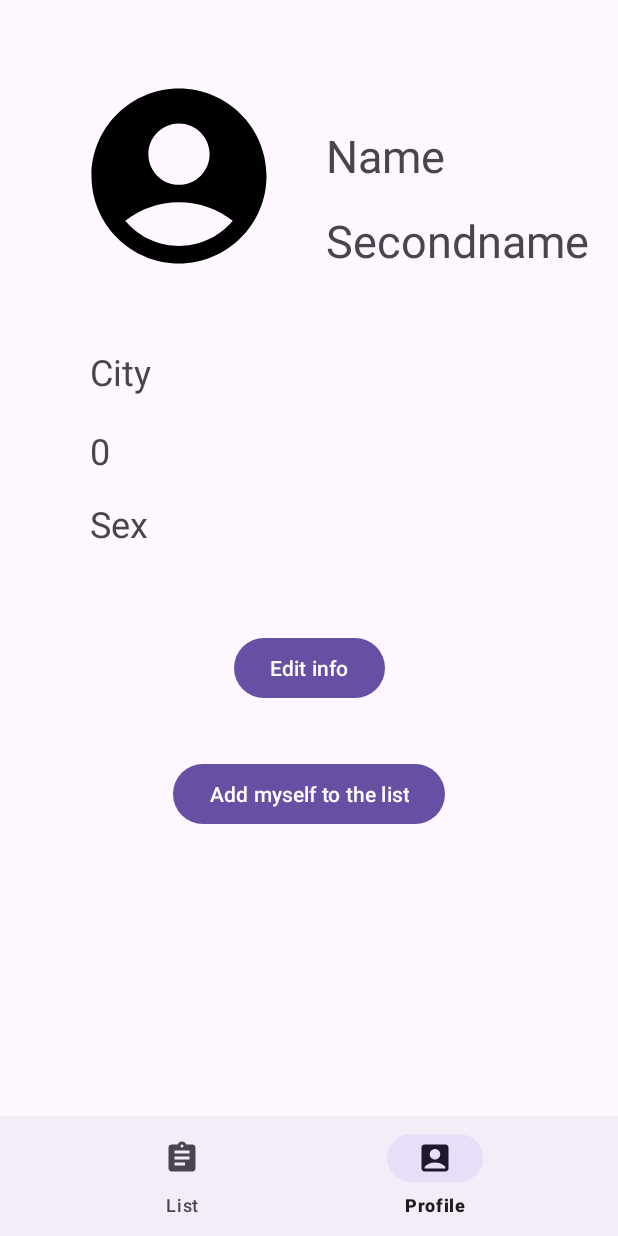
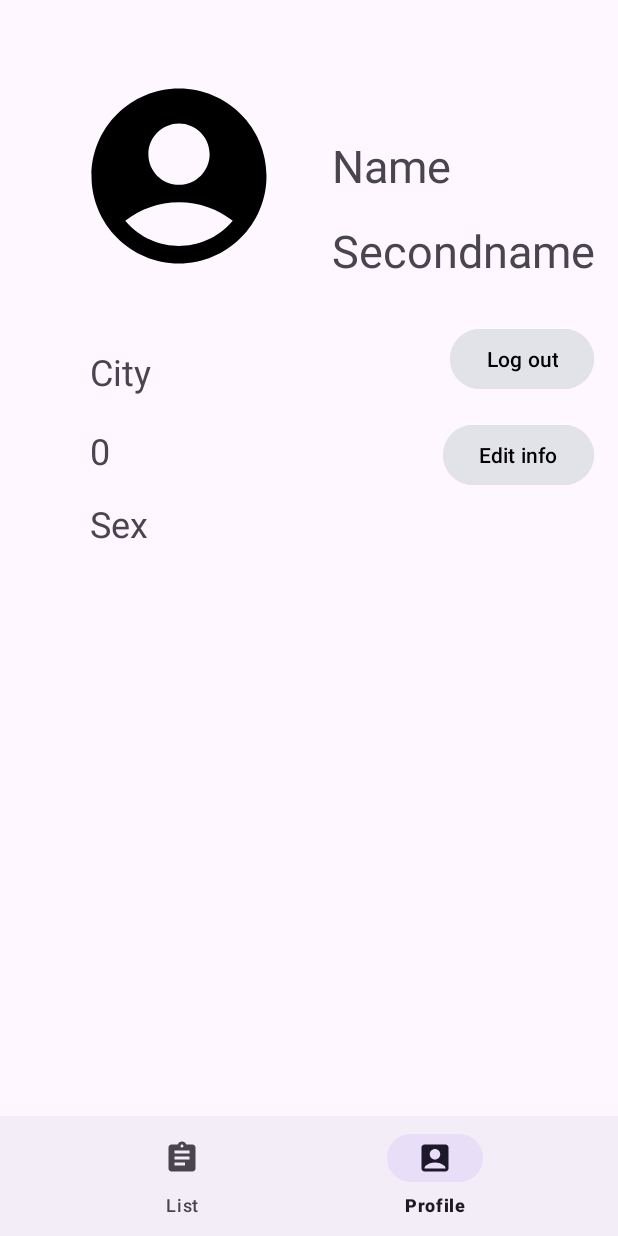
Before and after one commit to 4udiwe/Population-census, an Android app: the screen it shows after launch once a user with an empty profile is signed in (MainActivity), item 2 of the bottom bar chosen, on a phone screen of 412 x 824 dp. Run offline under Robolectric (Android 15) with nearby library versions, the phone set to English and light mode, and no system bars; our stand-ins replace Firebase (no records; nobody signed in at launch, a user with empty details on screens opened directly).

Commit message:
Весь функционал и внешний вид

```diff
--- a/app/src/main/java/com/example/populationcensus/MainActivity.java
+++ b/app/src/main/java/com/example/populationcensus/MainActivity.java
@@ -21,14 +21,12 @@ public class MainActivity extends AppCompatActivity {
 
         bottomNavigationView.setOnNavigationItemSelectedListener(item -> {
             if (item.getItemId() == R.id.list) {
-                // Обработка выбора раздела "Домой"
                 ListFragment fragment = new ListFragment();
                 FragmentTransaction fragmentTransaction = getSupportFragmentManager().beginTransaction();
                 fragmentTransaction.replace(R.id.fragment_container, fragment);
                 fragmentTransaction.commit();
                 return true;
             } else if (item.getItemId() == R.id.profile) {
-                // Обработка выбора раздела "Настройки"
                 ProfileFragment fragment = new ProfileFragment();
                 FragmentTransaction ft = getSupportFragmentManager().beginTransaction();
                 ft.replace(R.id.fragment_container, fragment);
@@ -37,13 +35,9 @@ public class MainActivity extends AppCompatActivity {
             }
             return false;
         });
-        ListFragment fragment = new ListFragment();
+        ProfileFragment fragment = new ProfileFragment();
         FragmentTransaction fragmentTransaction = getSupportFragmentManager().beginTransaction();
         fragmentTransaction.replace(R.id.fragment_container, fragment);
         fragmentTransaction.commit();
     }
-
-    private void ReplaceFragment(Fragment fragment){
-        getSupportFragmentManager().beginTransaction().add(R.id.fragment_container, fragment, null).commit();
-    }
 }
--- a/app/src/main/java/com/example/populationcensus/ProfileFragment.java
+++ b/app/src/main/java/com/example/populationcensus/ProfileFragment.java
@@ -1,8 +1,11 @@
 package com.example.populationcensus;
 
 import android.annotation.SuppressLint;
+import android.app.AlertDialog;
 import android.app.Dialog;
 import android.content.Context;
+import android.content.DialogInterface;
+import android.content.Intent;
 import android.content.SharedPreferences;
 import android.os.Bundle;
 
@@ -16,6 +19,7 @@ import android.widget.EditText;
 import android.widget.TextView;
 import android.widget.Toast;
 
+import com.google.firebase.auth.FirebaseAuth;
 import com.google.firebase.database.DatabaseReference;
 import com.google.firebase.database.FirebaseDatabase;
 
@@ -24,8 +28,9 @@ import java.util.Objects;
 
 public class ProfileFragment extends Fragment {
     private TextView name, secondname, age, city, sex, bApply, bCancel;
-    private Button bEdit, bAdd;
+    private Button bEdit, bLogout;
     private SharedPreferences pref;
+    private FirebaseAuth firebaseAuth;
     private Dialog dialog;
 
 
@@ -35,7 +40,10 @@ public class ProfileFragment extends Fragment {
                              Bundle savedInstanceState) {
         View view = inflater.inflate(R.layout.fragment_profile, container, false);
 
+        firebaseAuth = FirebaseAuth.getInstance();
         pref = getActivity().getSharedPreferences("User", Context.MODE_PRIVATE);
+
+        writeUserToDB();
 
         name = view.findViewById(R.id.tvName);
         secondname = view.findViewById(R.id.tvSecondname);
@@ -43,14 +51,11 @@ public class ProfileFragment extends Fragment {
         city = view.findViewById(R.id.tvCity);
         sex = view.findViewById(R.id.tvSex);
         bEdit = view.findViewById(R.id.bEdit);
-        bAdd = view.findViewById(R.id.bAdd);
-
+        bLogout = view.findViewById(R.id.bLogout);
 
         update();
 
         bEdit.setOnClickListener(new View.OnClickListener() {
-
-
             @Override
             public void onClick(View v) {
                 dialog = new Dialog(getContext());
@@ -91,33 +96,58 @@ public class ProfileFragment extends Fragment {
                         dialog.dismiss();
                         Toast.makeText(getContext(), "User data updated", Toast.LENGTH_SHORT).show();
                         update();
+                        writeUserToDB();
 
                     }
                 });
             }
         });
 
-        bAdd.setOnClickListener(new View.OnClickListener() {
+        bLogout.setOnClickListener(new View.OnClickListener() {
             @Override
             public void onClick(View v) {
-                DatabaseReference databaseReference;
-                String USER_KEY = "user";
-                String DB_URL = "https://population-census-94717-default-rtdb.europe-west1.firebasedatabase.app/";
-                databaseReference = FirebaseDatabase.getInstance(DB_URL).getReference(USER_KEY);
-                User user = new User(databaseReference.getKey(),
-                        pref.getString("email", ""),
-                        pref.getString("firstname", "Name"),
-                        pref.getString("secondname", "Secondname"),
-                        pref.getInt("age", 0),
-                        pref.getString("city", "City"),
-                        pref.getString("sex", "Sex"));
-                databaseReference.push().setValue(user);
+                AlertDialog.Builder builder = new AlertDialog.Builder(requireContext());
+                builder.setTitle("Account log out");
+                builder.setMessage("Do you want to log out?");
+                builder.setPositiveButton("Yes", new DialogInterface.OnClickListener() {
+                    @Override
+                    public void onClick(DialogInterface dialog, int which) {
+                        firebaseAuth.signOut();
+                        Intent intent = new Intent(getActivity(), RegistrationActivity.class);
+                        intent.addFlags(Intent.FLAG_ACTIVITY_CLEAR_TOP | Intent.FLAG_ACTIVITY_NEW_TASK | Intent.FLAG_ACTIVITY_CLEAR_TASK);
+                        startActivity(intent);
+                    }
+                });
+                builder.setNegativeButton("Do not log out", new DialogInterface.OnClickListener() {
+                    @Override
+                    public void onClick(DialogInterface dialog, int which) {
+                        dialog.dismiss();
+                    }
+                });
+                AlertDialog alert = builder.create();
+                alert.show();
             }
         });
         return view;
     }
 
-    public void update(){
+    private void writeUserToDB(){
+        DatabaseReference databaseReference;
+        String USER_KEY = "user";
+        String DB_URL = "https://population-census-94717-default-rtdb.europe-west1.firebasedatabase.app/";
+        databaseReference = FirebaseDatabase.getInstance(DB_URL).getReference(USER_KEY);
+
+        User user = new User(databaseReference.push().getKey(),
+                pref.getString("email", ""),
+                pref.getString("firstname", "Name"),
+                pref.getString("lastname", "Secondname"),
+                pref.getInt("age", 0),
+                pref.getString("city", "City"),
+                pref.getString("sex", "Sex"));
+        databaseReference.child(user.email).setValue(user);
+    }
+
+    private void update(){
         name.setText(pref.getString("firstname", "Name"));
         secondname.setText(pref.getString("lastname", "Secondname"));
         age.setText(String.valueOf(pref.getInt("age", 0)));
--- a/app/src/main/java/com/example/populationcensus/RegistrationActivity.java
+++ b/app/src/main/java/com/example/populationcensus/RegistrationActivity.java
@@ -39,7 +39,7 @@ public class RegistrationActivity extends AppCompatActivity {
         super.onStart();
         FirebaseUser user = firebaseAuth.getCurrentUser();
         if (user != null) {
-            Toast.makeText(this, "Вы вошли как " + user.getEmail(), Toast.LENGTH_SHORT).show();
+            Toast.makeText(this, "You entered as " + user.getEmail(), Toast.LENGTH_SHORT).show();
 
             Intent intent = new Intent(this, MainActivity.class);
             intent.addFlags(Intent.FLAG_ACTIVITY_NEW_TASK | Intent.FLAG_ACTIVITY_CLEAR_TASK);
--- a/app/src/main/java/com/example/populationcensus/User.java
+++ b/app/src/main/java/com/example/populationcensus/User.java
@@ -11,7 +11,7 @@ public class User implements Serializable {
     }
     public User(String id, String email, String firstname, String lastname, int age, String city, String sex) {
         this.id = id;
-        this.email = email;
+        this.email = email.replace(".", "(dot)");
         this.firstname = firstname;
         this.lastname = lastname;
         this.age = age;
@@ -38,7 +38,7 @@ public class User implements Serializable {
         this.id = id;
     }
     public String getEmail() {
-        return email;
+        return email.replace("(dot)", ".");
     }
 
     public void setEmail(String email) {
--- a/app/src/main/java/com/example/populationcensus/UserAdapter.java
+++ b/app/src/main/java/com/example/populationcensus/UserAdapter.java
@@ -63,8 +63,8 @@ public class UserAdapter extends RecyclerView.Adapter<UserAdapter.UserViewHolder
         } else {
             String query = text.toLowerCase().trim();
             for (User user : fullList) {
-                if (user.getFirstname().toLowerCase().contains(query) || user.getLastname().toLowerCase().contains(query)
-                 || user.getCity().toLowerCase().contains(query)) {
+                String struser = user.getFirstname().toLowerCase() + " " + user.getLastname().toLowerCase() + " " + user.getCity().toLowerCase();
+                if (struser.contains(query)){
                     userArrayList.add(user);
                 }
             }
--- a/app/src/main/res/layout/fragment_profile.xml
+++ b/app/src/main/res/layout/fragment_profile.xml
@@ -21,22 +21,21 @@
         android:id="@+id/tvSecondname"
         android:layout_width="wrap_content"
         android:layout_height="wrap_content"
-        android:layout_marginTop="16dp"
         android:text="Secondname"
         android:textSize="30sp"
-        app:layout_constraintStart_toStartOf="@+id/tvName"
-        app:layout_constraintTop_toBottomOf="@+id/tvName" />
+        app:layout_constraintBottom_toBottomOf="@+id/imageView"
+        app:layout_constraintStart_toStartOf="@+id/tvName" />
 
     <TextView
         android:id="@+id/tvName"
         android:layout_width="wrap_content"
         android:layout_height="wrap_content"
-        android:layout_marginStart="28dp"
-        android:layout_marginTop="36dp"
+        android:layout_marginStart="32dp"
+        android:layout_marginBottom="16dp"
         android:text="Name"
         android:textSize="30sp"
-        app:layout_constraintStart_toEndOf="@+id/imageView"
-        app:layout_constraintTop_toTopOf="@+id/imageView" />
+        app:layout_constraintBottom_toTopOf="@+id/tvSecondname"
+        app:layout_constraintStart_toEndOf="@+id/imageView" />
 
     <TextView
         android:id="@+id/tvCity"
@@ -73,22 +72,24 @@
         android:id="@+id/bEdit"
         android:layout_width="wrap_content"
         android:layout_height="wrap_content"
-        android:layout_marginTop="56dp"
+        android:layout_marginTop="16dp"
+        android:backgroundTint="@android:color/system_on_background_dark"
         android:onClick="onClickEditUser"
         android:text="Edit info"
-        app:layout_constraintEnd_toEndOf="parent"
-        app:layout_constraintStart_toStartOf="parent"
-        app:layout_constraintTop_toBottomOf="@+id/tvSex" />
+        android:textColor="@color/black"
+        app:layout_constraintEnd_toEndOf="@+id/bLogout"
+        app:layout_constraintTop_toBottomOf="@+id/bLogout" />
 
     <Button
-        android:id="@+id/bAdd"
+        android:id="@+id/bLogout"
         android:layout_width="wrap_content"
         android:layout_height="wrap_content"
-        android:layout_marginTop="36dp"
-        android:onClick="onClickAddUser"
-        android:text="Add myself to the list"
+        android:layout_marginTop="28dp"
+        android:layout_marginEnd="16dp"
+        android:backgroundTint="@android:color/system_on_background_dark"
+        android:text="Log out"
+        android:textColor="@color/black"
         app:layout_constraintEnd_toEndOf="parent"
-        app:layout_constraintStart_toStartOf="parent"
-        app:layout_constraintTop_toBottomOf="@+id/bEdit" />
+        app:layout_constraintTop_toBottomOf="@+id/tvSecondname" />
 
 </androidx.constraintlayout.widget.ConstraintLayout>
```
Also changed, not shown: app/src/main/java/com/example/populationcensus/ListFragment.java (+17 -5 lines), app/src/main/java/com/example/populationcensus/LoginFragment.java (+4 -4 lines), app/src/main/java/com/example/populationcensus/RegistrationFragment.java (+4 -4 lines).
